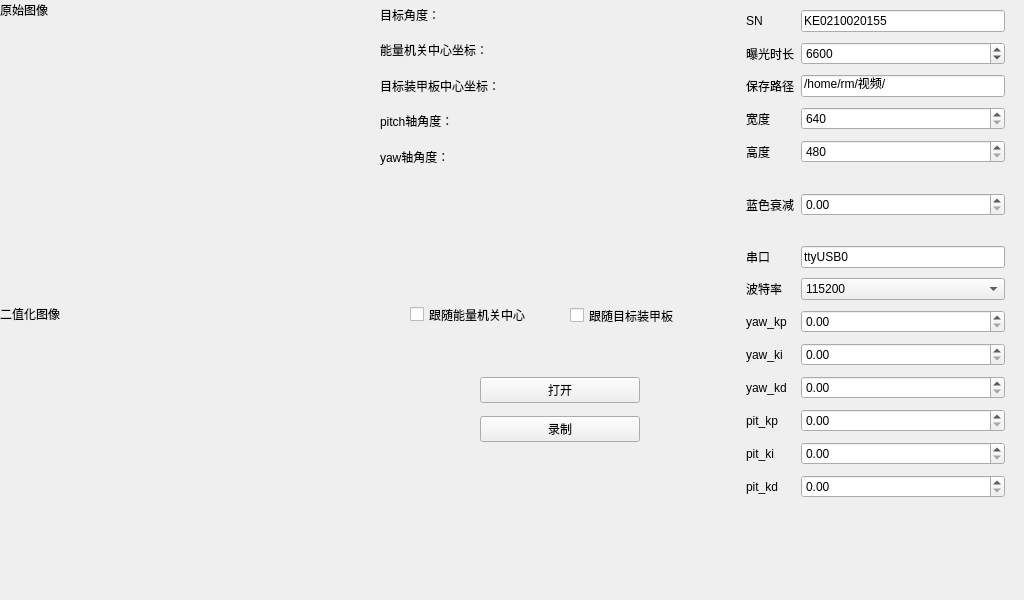
Above: mainwindow.ui from mrwang-19/HNU_RMUT_Vision before the change. Below: the same form after it.
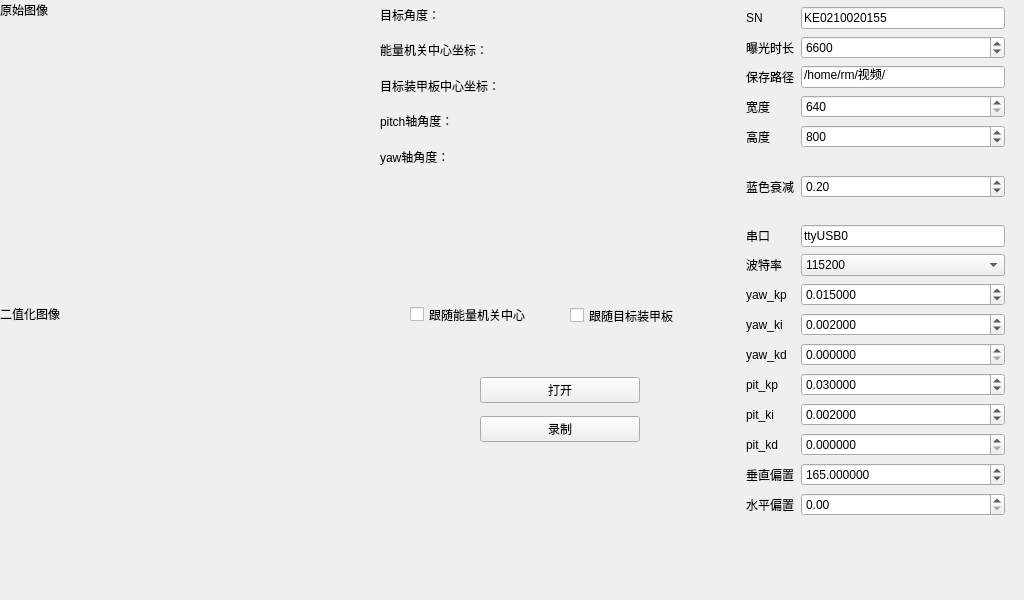
That is the form after the change.

```diff
--- a/mainwindow.ui
+++ b/mainwindow.ui
@@ -64,10 +64,10 @@
       <x>740</x>
       <y>0</y>
       <width>271</width>
-      <height>521</height>
+      <height>526</height>
      </rect>
     </property>
-    <layout class="QGridLayout" name="gridLayout" rowstretch="0,0,0,0,0,0,0,0,0,0,0,0,0,0,0,0">
+    <layout class="QGridLayout" name="gridLayout" rowstretch="0,0,0,0,0,0,0,0,0,0,0,0,0,0,0,0,0,0">
      <property name="leftMargin">
       <number>6</number>
      </property>
@@ -80,33 +80,132 @@
      <property name="bottomMargin">
       <number>6</number>
      </property>
-     <item row="4" column="1">
-      <widget class="QSpinBox" name="heightSpinBox">
-       <property name="minimum">
-        <number>480</number>
+     <item row="10" column="1">
+      <widget class="QDoubleSpinBox" name="yawKpSpinBox">
+       <property name="decimals">
+        <number>6</number>
        </property>
        <property name="maximum">
-        <number>1024</number>
+        <double>50.000000000000000</double>
        </property>
+       <property name="singleStep">
+        <double>0.001000000000000</double>
+       </property>
+       <property name="value">
+        <double>0.015000000000000</double>
+       </property>
       </widget>
      </item>
-     <item row="2" column="1">
-      <widget class="QLineEdit" name="savePathEdit">
+     <item row="9" column="0">
+      <widget class="QLabel" name="label_9">
        <property name="text">
-        <string>/home/rm/视频/</string>
+        <string>波特率</string>
        </property>
       </widget>
      </item>
-     <item row="1" column="1">
-      <widget class="QSpinBox" name="exposureSpinBox">
+     <item row="13" column="0">
+      <widget class="QLabel" name="label_20">
+       <property name="text">
+        <string>pit_kp</string>
+       </property>
+      </widget>
+     </item>
+     <item row="7" column="0">
+      <spacer name="verticalSpacer_2">
+       <property name="orientation">
+        <enum>Qt::Vertical</enum>
+       </property>
+       <property name="sizeType">
+        <enum>QSizePolicy::Maximum</enum>
+       </property>
+       <property name="sizeHint" stdset="0">
+        <size>
+         <width>20</width>
+         <height>20</height>
+        </size>
+       </property>
+      </spacer>
+     </item>
+     <item row="3" column="1">
+      <widget class="QSpinBox" name="widthSpinBox">
        <property name="minimum">
-        <number>1000</number>
+        <number>640</number>
        </property>
        <property name="maximum">
-        <number>2000000</number>
+        <number>1280</number>
        </property>
+      </widget>
+     </item>
+     <item row="15" column="1">
+      <widget class="QDoubleSpinBox" name="pitKdSpinBox">
+       <property name="decimals">
+        <number>6</number>
+       </property>
+       <property name="maximum">
+        <double>2.000000000000000</double>
+       </property>
+       <property name="singleStep">
+        <double>0.000100000000000</double>
+       </property>
+      </widget>
+     </item>
+     <item row="3" column="0">
+      <widget class="QLabel" name="label_4">
+       <property name="text">
+        <string>宽度</string>
+       </property>
+      </widget>
+     </item>
+     <item row="11" column="1">
+      <widget class="QDoubleSpinBox" name="yawKiSpinBox">
+       <property name="decimals">
+        <number>6</number>
+       </property>
+       <property name="maximum">
+        <double>2.000000000000000</double>
+       </property>
+       <property name="singleStep">
+        <double>0.000100000000000</double>
+       </property>
        <property name="value">
-        <number>6600</number>
+        <double>0.002000000000000</double>
+       </property>
+      </widget>
+     </item>
+     <item row="8" column="1">
+      <widget class="QLineEdit" name="serialNameEdit">
+       <property name="text">
+        <string>ttyUSB0</string>
+       </property>
+      </widget>
+     </item>
+     <item row="16" column="1">
+      <widget class="QDoubleSpinBox" name="vBaisSpinBox">
+       <property name="decimals">
+        <number>6</number>
+       </property>
+       <property name="maximum">
+        <double>300.000000000000000</double>
+       </property>
+       <property name="singleStep">
+        <double>0.500000000000000</double>
+       </property>
+       <property name="value">
+        <double>165.000000000000000</double>
+       </property>
+      </widget>
+     </item>
+     <item row="14" column="0">
+      <widget class="QLabel" name="label_21">
+       <property name="text">
+        <string>pit_ki</string>
+       </property>
+      </widget>
+     </item>
+     <item row="4" column="0">
+      <widget class="QLabel" name="label_6">
+       <property name="text">
+        <string>高度</string>
        </property>
       </widget>
      </item>
@@ -118,6 +217,36 @@
        <property name="singleStep">
         <double>0.050000000000000</double>
        </property>
+       <property name="value">
+        <double>0.200000000000000</double>
+       </property>
+      </widget>
+     </item>
+     <item row="15" column="0">
+      <widget class="QLabel" name="label_19">
+       <property name="text">
+        <string>pit_kd</string>
+       </property>
+      </widget>
+     </item>
+     <item row="12" column="1">
+      <widget class="QDoubleSpinBox" name="yawKdSpinBox">
+       <property name="decimals">
+        <number>6</number>
+       </property>
+       <property name="maximum">
+        <double>10.000000000000000</double>
+       </property>
+       <property name="singleStep">
+        <double>0.000010000000000</double>
+       </property>
+      </widget>
+     </item>
+     <item row="0" column="1">
+      <widget class="QLineEdit" name="SNEdit">
+       <property name="text">
+        <string>KE0210020155</string>
+       </property>
       </widget>
      </item>
      <item row="9" column="1">
@@ -139,54 +268,6 @@
        </item>
       </widget>
      </item>
-     <item row="3" column="0">
-      <widget class="QLabel" name="label_4">
-       <property name="text">
-        <string>宽度</string>
-       </property>
-      </widget>
-     </item>
-     <item row="15" column="1">
-      <widget class="QDoubleSpinBox" name="pitKdSpinBox">
-       <property name="maximum">
-        <double>2.000000000000000</double>
-       </property>
-       <property name="singleStep">
-        <double>0.000100000000000</double>
-       </property>
-      </widget>
-     </item>
-     <item row="13" column="0">
-      <widget class="QLabel" name="label_20">
-       <property name="text">
-        <string>pit_kp</string>
-       </property>
-      </widget>
-     </item>
-     <item row="9" column="0">
-      <widget class="QLabel" name="label_9">
-       <property name="text">
-        <string>波特率</string>
-       </property>
-      </widget>
-     </item>
-     <item row="1" column="0">
-      <widget class="QLabel" name="label_5">
-       <property name="text">
-        <string>曝光时长</string>
-       </property>
-      </widget>
-     </item>
-     <item row="3" column="1">
-      <widget class="QSpinBox" name="widthSpinBox">
-       <property name="minimum">
-        <number>640</number>
-       </property>
-       <property name="maximum">
-        <number>1280</number>
-       </property>
-      </widget>
-     </item>
      <item row="8" column="0">
       <widget class="QLabel" name="label_8">
        <property name="text">
@@ -194,62 +275,40 @@
        </property>
       </widget>
      </item>
-     <item row="4" column="0">
-      <widget class="QLabel" name="label_6">
-       <property name="text">
-        <string>高度</string>
+     <item row="1" column="1">
+      <widget class="QSpinBox" name="exposureSpinBox">
+       <property name="minimum">
+        <number>1000</number>
        </property>
-      </widget>
-     </item>
-     <item row="14" column="0">
-      <widget class="QLabel" name="label_21">
-       <property name="text">
-        <string>pit_ki</string>
-       </property>
-      </widget>
-     </item>
-     <item row="10" column="1">
-      <widget class="QDoubleSpinBox" name="yawKpSpinBox">
        <property name="maximum">
-        <double>50.000000000000000</double>
+        <number>2000000</number>
        </property>
-       <property name="singleStep">
-        <double>0.001000000000000</double>
+       <property name="value">
+        <number>6600</number>
        </property>
       </widget>
      </item>
-     <item row="2" column="0">
-      <widget class="QLabel" name="label_2">
+     <item row="11" column="0">
+      <widget class="QLabel" name="label_15">
        <property name="text">
-        <string>保存路径</string>
+        <string>yaw_ki</string>
        </property>
       </widget>
      </item>
      <item row="13" column="1">
       <widget class="QDoubleSpinBox" name="pitKpSpinBox">
-       <property name="maximum">
-        <double>10.000000000000000</double>
+       <property name="decimals">
+        <number>6</number>
        </property>
-       <property name="singleStep">
-        <double>0.000010000000000</double>
-       </property>
-      </widget>
-     </item>
-     <item row="10" column="0">
-      <widget class="QLabel" name="label_14">
-       <property name="text">
-        <string>yaw_kp</string>
-       </property>
-      </widget>
-     </item>
-     <item row="12" column="1">
-      <widget class="QDoubleSpinBox" name="yawKdSpinBox">
        <property name="maximum">
         <double>10.000000000000000</double>
        </property>
        <property name="singleStep">
         <double>0.000010000000000</double>
        </property>
+       <property name="value">
+        <double>0.030000000000000</double>
+       </property>
       </widget>
      </item>
      <item row="12" column="0">
@@ -259,40 +318,6 @@
        </property>
       </widget>
      </item>
-     <item row="14" column="1">
-      <widget class="QDoubleSpinBox" name="pPitkiSpinBox">
-       <property name="maximum">
-        <double>50.000000000000000</double>
-       </property>
-       <property name="singleStep">
-        <double>0.001000000000000</double>
-       </property>
-      </widget>
-     </item>
-     <item row="11" column="1">
-      <widget class="QDoubleSpinBox" name="yawKiSpinBox">
-       <property name="maximum">
-        <double>2.000000000000000</double>
-       </property>
-       <property name="singleStep">
-        <double>0.000100000000000</double>
-       </property>
-      </widget>
-     </item>
-     <item row="0" column="0">
-      <widget class="QLabel" name="label">
-       <property name="text">
-        <string>SN</string>
-       </property>
-      </widget>
-     </item>
-     <item row="0" column="1">
-      <widget class="QLineEdit" name="SNEdit">
-       <property name="text">
-        <string>KE0210020155</string>
-       </property>
-      </widget>
-     </item>
      <item row="6" column="0">
       <widget class="QLabel" name="label_10">
        <property name="text">
@@ -300,20 +325,6 @@
        </property>
       </widget>
      </item>
-     <item row="11" column="0">
-      <widget class="QLabel" name="label_15">
-       <property name="text">
-        <string>yaw_ki</string>
-       </property>
-      </widget>
-     </item>
-     <item row="15" column="0">
-      <widget class="QLabel" name="label_19">
-       <property name="text">
-        <string>pit_kd</string>
-       </property>
-      </widget>
-     </item>
      <item row="5" column="0">
       <spacer name="verticalSpacer">
        <property name="orientation">
@@ -330,26 +341,84 @@
        </property>
       </spacer>
      </item>
-     <item row="7" column="0">
-      <spacer name="verticalSpacer_2">
-       <property name="orientation">
-        <enum>Qt::Vertical</enum>
+     <item row="4" column="1">
+      <widget class="QSpinBox" name="heightSpinBox">
+       <property name="minimum">
+        <number>480</number>
        </property>
-       <property name="sizeType">
-        <enum>QSizePolicy::Maximum</enum>
+       <property name="maximum">
+        <number>1024</number>
        </property>
-       <property name="sizeHint" stdset="0">
-        <size>
-         <width>20</width>
-         <height>20</height>
-        </size>
+       <property name="value">
+        <number>800</number>
        </property>
-      </spacer>
+      </widget>
      </item>
-     <item row="8" column="1">
-      <widget class="QLineEdit" name="serialNameEdit">
+     <item row="0" column="0">
+      <widget class="QLabel" name="label">
        <property name="text">
-        <string>ttyUSB0</string>
+        <string>SN</string>
+       </property>
+      </widget>
+     </item>
+     <item row="2" column="0">
+      <widget class="QLabel" name="label_2">
+       <property name="text">
+        <string>保存路径</string>
+       </property>
+      </widget>
+     </item>
+     <item row="2" column="1">
+      <widget class="QLineEdit" name="savePathEdit">
+       <property name="text">
+        <string>/home/rm/视频/</string>
+       </property>
+      </widget>
+     </item>
+     <item row="14" column="1">
+      <widget class="QDoubleSpinBox" name="pPitkiSpinBox">
+       <property name="decimals">
+        <number>6</number>
+       </property>
+       <property name="maximum">
+        <double>50.000000000000000</double>
+       </property>
+       <property name="singleStep">
+        <double>0.001000000000000</double>
+       </property>
+       <property name="value">
+        <double>0.002000000000000</double>
+       </property>
+      </widget>
+     </item>
+     <item row="1" column="0">
+      <widget class="QLabel" name="label_5">
+       <property name="text">
+        <string>曝光时长</string>
+       </property>
+      </widget>
+     </item>
+     <item row="10" column="0">
+      <widget class="QLabel" name="label_14">
+       <property name="text">
+        <string>yaw_kp</string>
+       </property>
+      </widget>
+     </item>
+     <item row="17" column="1">
+      <widget class="QDoubleSpinBox" name="hBaisSpinBox"/>
+     </item>
+     <item row="16" column="0">
+      <widget class="QLabel" name="label_22">
+       <property name="text">
+        <string>垂直偏置</string>
+       </property>
+      </widget>
+     </item>
+     <item row="17" column="0">
+      <widget class="QLabel" name="label_23">
+       <property name="text">
+        <string>水平偏置</string>
        </property>
       </widget>
      </item>
```
